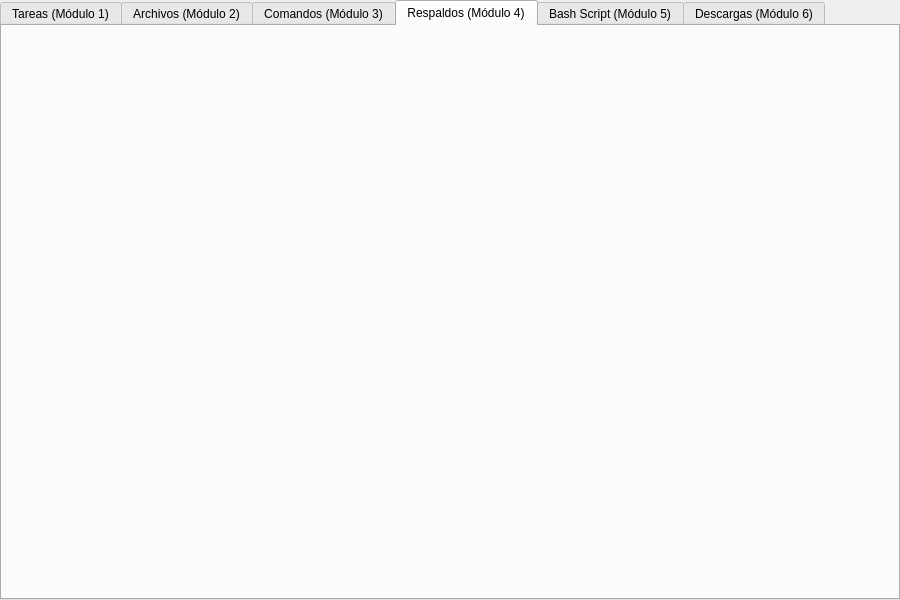
Before: the Qt Designer form src/gui/mainwindow.ui in WilberGuerra515/proyecto-ps-2026a, drawn with Qt 5.
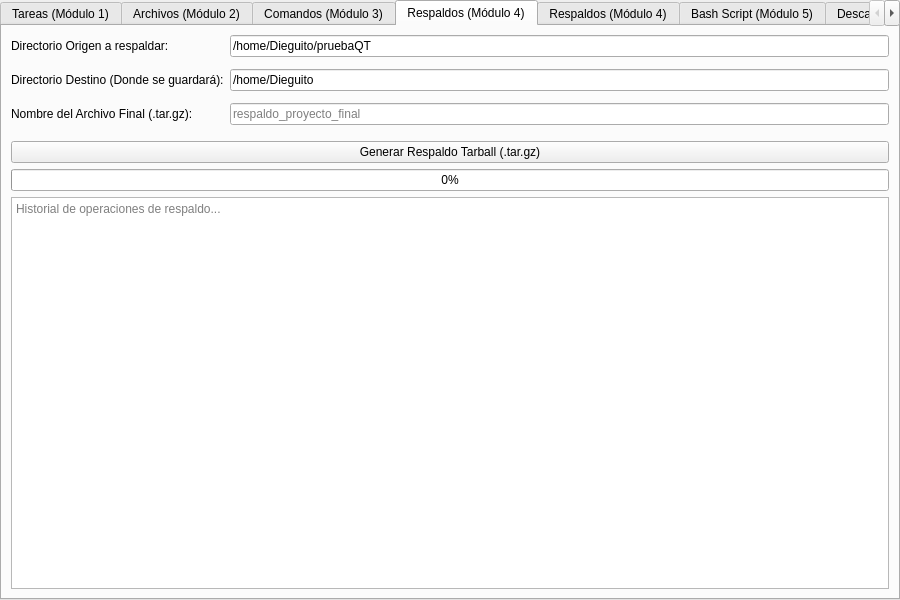
After: the same form once the commit is applied. The open tabs and pages were chosen to show the change.

Commit message: Creando la interfaz para el modulo 4

The edit to the form file:
```diff
--- a/src/gui/mainwindow.ui
+++ b/src/gui/mainwindow.ui
@@ -201,9 +201,208 @@
         </item>
        </layout>
       </widget>
-      
+
+      <!-- MÓDULO 4: GESTOR DE RESPALDOS -->
+      <widget class="QWidget" name="tabBackups">
+       <attribute name="title">
+        <string>Respaldos (Módulo 4)</string>
+       </attribute>
+       <layout class="QVBoxLayout" name="layoutBackups">
+        <item>
+         <layout class="QFormLayout" name="formLayoutBackups">
+          <property name="verticalSpacing">
+           <number>12</number>
+          </property>
+          <item row="0" column="0">
+           <widget class="QLabel" name="lblSrcDir">
+            <property name="text">
+             <string>Directorio Origen a respaldar:</string>
+            </property>
+           </widget>
+          </item>
+          <item row="0" column="1">
+           <widget class="QLineEdit" name="txtSrcDir">
+            <property name="text">
+             <string>/home/Dieguito/pruebaQT</string>
+            </property>
+           </widget>
+          </item>
+          <item row="1" column="0">
+           <widget class="QLabel" name="lblDestDir">
+            <property name="text">
+             <string>Directorio Destino (Donde se guardará):</string>
+            </property>
+           </widget>
+          </item>
+          <item row="1" column="1">
+           <widget class="QLineEdit" name="txtDestDir">
+            <property name="text">
+             <string>/home/Dieguito</string>
+            </property>
+           </widget>
+          </item>
+          <item row="2" column="0">
+           <widget class="QLabel" name="lblBackupName">
+            <property name="text">
+             <string>Nombre del Archivo Final (.tar.gz):</string>
+            </property>
+           </widget>
+          </item>
+          <item row="2" column="1">
+           <widget class="QLineEdit" name="txtBackupName">
+            <property name="placeholderText">
+             <string>respaldo_proyecto_final</string>
+            </property>
+           </widget>
+          </item>
+         </layout>
+        </item>
+        <item>
+         <spacer name="spacerBackups">
+          <property name="orientation">
+           <enum>Qt::Vertical</enum>
+          </property>
+          <property name="sizeType">
+           <enum>QSizePolicy::Fixed</enum>
+          </property>
+          <property name="sizeHint" stdset="0">
+           <size>
+            <width>20</width>
+            <height>10</height>
+           </size>
+          </property>
+         </spacer>
+        </item>
+        <item>
+         <widget class="QPushButton" name="btnCreateBackup">
+          <property name="text">
+           <string>Generar Respaldo Tarball (.tar.gz)</string>
+          </property>
+         </widget>
+        </item>
+        <item>
+         <widget class="QProgressBar" name="backupProgressBar">
+          <property name="value">
+           <number>0</number>
+          </property>
+          <property name="visible">
+           <bool>false</bool>
+          </property>
+         </widget>
+        </item>
+        <item>
+         <widget class="QTextEdit" name="txtBackupLog">
+          <property name="readOnly">
+           <bool>true</bool>
+          </property>
+          <property name="placeholderText">
+           <string>Historial de operaciones de respaldo...</string>
+          </property>
+         </widget>
+        </item>
+       </layout>
+      </widget><!-- MÓDULO 4: GESTOR DE RESPALDOS -->
+      <widget class="QWidget" name="tabBackups">
+       <attribute name="title">
+        <string>Respaldos (Módulo 4)</string>
+       </attribute>
+       <layout class="QVBoxLayout" name="layoutBackups">
+        <item>
+         <layout class="QFormLayout" name="formLayoutBackups">
+          <property name="verticalSpacing">
+           <number>12</number>
+          </property>
+          <item row="0" column="0">
+           <widget class="QLabel" name="lblSrcDir">
+            <property name="text">
+             <string>Directorio Origen a respaldar:</string>
+            </property>
+           </widget>
+          </item>
+          <item row="0" column="1">
+           <widget class="QLineEdit" name="txtSrcDir">
+            <property name="text">
+             <string>/home/Dieguito/pruebaQT</string>
+            </property>
+           </widget>
+          </item>
+          <item row="1" column="0">
+           <widget class="QLabel" name="lblDestDir">
+            <property name="text">
+             <string>Directorio Destino (Donde se guardará):</string>
+            </property>
+           </widget>
+          </item>
+          <item row="1" column="1">
+           <widget class="QLineEdit" name="txtDestDir">
+            <property name="text">
+             <string>/home/Dieguito</string>
+            </property>
+           </widget>
+          </item>
+          <item row="2" column="0">
+           <widget class="QLabel" name="lblBackupName">
+            <property name="text">
+             <string>Nombre del Archivo Final (.tar.gz):</string>
+            </property>
+           </widget>
+          </item>
+          <item row="2" column="1">
+           <widget class="QLineEdit" name="txtBackupName">
+            <property name="placeholderText">
+             <string>respaldo_proyecto_final</string>
+            </property>
+           </widget>
+          </item>
+         </layout>
+        </item>
+        <item>
+         <spacer name="spacerBackups">
+          <property name="orientation">
+           <enum>Qt::Vertical</enum>
+          </property>
+          <property name="sizeType">
+           <enum>QSizePolicy::Fixed</enum>
+          </property>
+          <property name="sizeHint" stdset="0">
+           <size>
+            <width>20</width>
+            <height>10</height>
+           </size>
+          </property>
+         </spacer>
+        </item>
+        <item>
+         <widget class="QPushButton" name="btnCreateBackup">
+          <property name="text">
+           <string>Generar Respaldo Tarball (.tar.gz)</string>
+          </property>
+         </widget>
+        </item>
+        <item>
+         <widget class="QProgressBar" name="backupProgressBar">
+          <property name="value">
+           <number>0</number>
+          </property>
+          <property name="visible">
+           <bool>false</bool>
+          </property>
+         </widget>
+        </item>
+        <item>
+         <widget class="QTextEdit" name="txtBackupLog">
+          <property name="readOnly">
+           <bool>true</bool>
+          </property>
+          <property name="placeholderText">
+           <string>Historial de operaciones de respaldo...</string>
+          </property>
+         </widget>
+        </item>
+       </layout>
+      </widget>
+
       <!-- Pestañas restantes en blanco (Placeholders) -->
-      <widget class="QWidget" name="tabBackups"><attribute name="title"><string>Respaldos (Módulo 4)</string></attribute></widget>
       <widget class="QWidget" name="tabBash"><attribute name="title"><string>Bash Script (Módulo 5)</string></attribute></widget>
       <widget class="QWidget" name="tabDownloads"><attribute name="title"><string>Descargas (Módulo 6)</string></attribute></widget>
      </widget>
```
